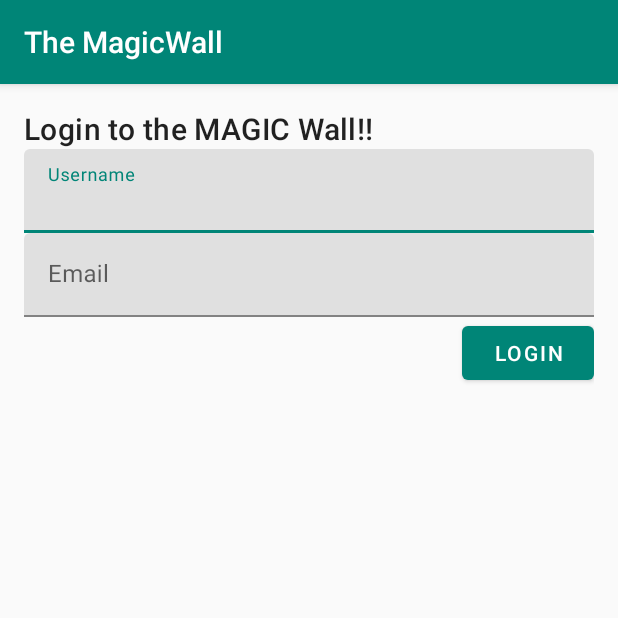
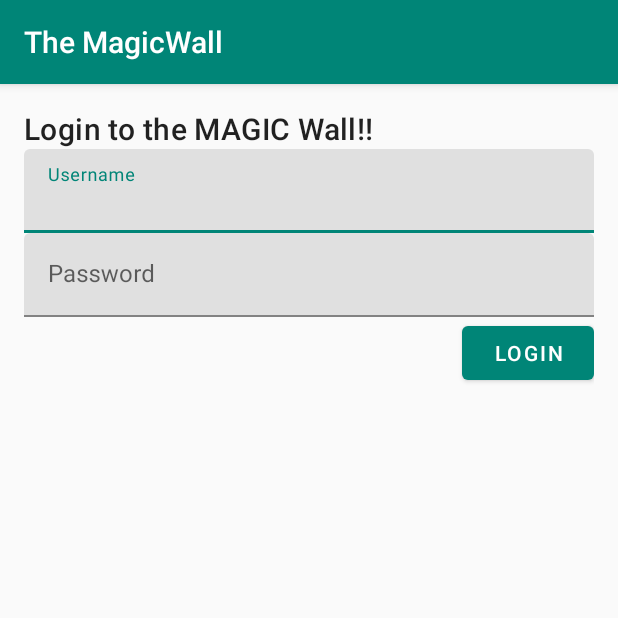
Before and after one commit to diegoaer/wall-app, an Android app: the LoginActivity screen opened directly, with no data from a screen before it, on a phone screen of 412 x 824 dp, the top half of it. Run offline under Robolectric (Android 15) with nearby library versions, the phone set to English and light mode, and no system bars.

Commit message:
APP Fix - email hint instead of password in login activity

```diff
--- a/app/app/src/main/res/layout/activity_login.xml
+++ b/app/app/src/main/res/layout/activity_login.xml
@@ -32,7 +32,7 @@
         style="@style/Widget.MaterialComponents.TextInputLayout.FilledBox"
         android:layout_width="match_parent"
         android:layout_height="wrap_content"
-        android:hint="@string/email">
+        android:hint="@string/password">
 
         <com.google.android.material.textfield.TextInputEditText
             android:id="@+id/input_password"
```
